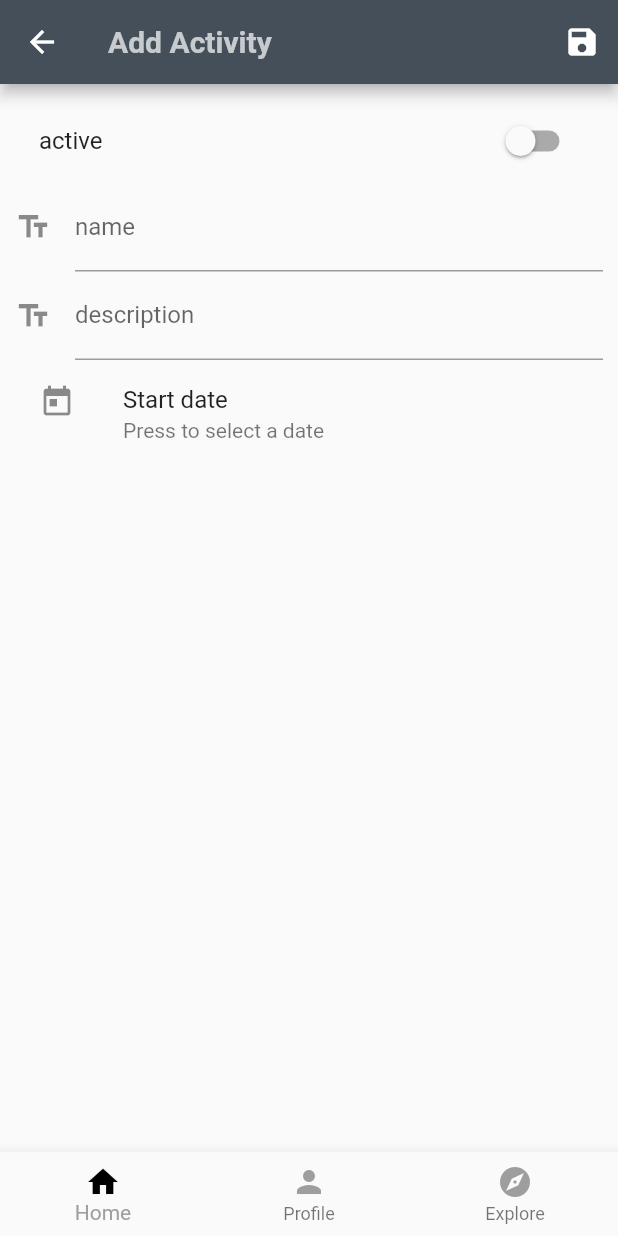
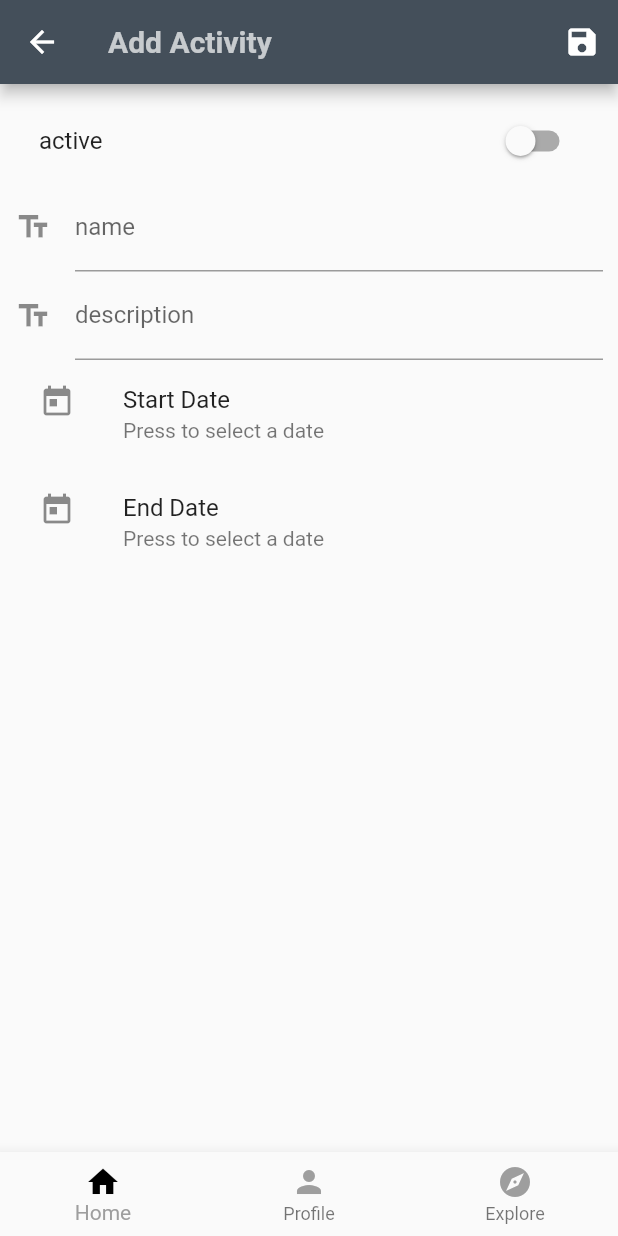
Before and after one commit to nllahat/flutterBoilerplate, a Flutter app: the screen it shows once a user with an empty profile is signed in, after a tap on the "add" icon, on a phone screen of 412 x 824 dp. Run offline on Flutter 3.47's test engine with Material 2 defaults, Android fonts, the phone set to English and light mode, and no system bars; our stand-ins replace cloud_firestore, firebase_auth, flutter_datetime_picker, google_sign_in; accounts and stored records are empty.

Commit message:
end date

```diff
--- a/lib/models/activity_model.dart
+++ b/lib/models/activity_model.dart
@@ -26,6 +26,10 @@ class Activity {
 
   set startDate (DateTime value) {
     this.startDate = value;
+  }
+
+  set endDate (DateTime value) {
+    this.endDate = value;
   }
 
   Activity(
--- a/lib/screens/activities/edit_activity.dart
+++ b/lib/screens/activities/edit_activity.dart
@@ -17,8 +17,9 @@ class _EditActivityState extends State<EditActivity> {
   var _nameController = TextEditingController();
   var _descriptionController = TextEditingController();
   var isSwitched = false;
+  DateTime startDate;
   var _isLoading = false;
-  var editedActivity = Activity(
+  Activity editedActivity = Activity(
     id: null,
     name: '',
     generalDescription: '',
@@ -90,8 +91,16 @@ class _EditActivityState extends State<EditActivity> {
     }
 
     AppFromDatePicker _getStartDateField() {
-      return AppFromDatePicker(onDateChange: (DateTime value) {
-        editedActivity.startDate = value;
+      return AppFromDatePicker(label: 'Start Date',onDateChange: (DateTime value) {
+        setState(() {
+            startDate = value;
+        });
+      });
+    }
+
+    AppFromDatePicker _getEndDateField() {
+      return AppFromDatePicker(label: 'End Date',onDateChange: (DateTime value) {
+        editedActivity.endDate = value;
       });
     }
 
@@ -122,7 +131,8 @@ class _EditActivityState extends State<EditActivity> {
                         children: <Widget>[
                           _getNameField(),
                           _getDescriptionField(),
-                          _getStartDateField()
+                          _getStartDateField(),
+                          _getEndDateField(),
                           //_getImageUrlField()
                         ],
                       ),
@@ -137,8 +147,9 @@ class _EditActivityState extends State<EditActivity> {
 
 class AppFromDatePicker extends StatefulWidget {
   final Function(DateTime date) onDateChange;
+  final String label;
 
-  AppFromDatePicker({@required this.onDateChange});
+  AppFromDatePicker({@required this.onDateChange, @required this.label});
 
   @override
   _AppFromDatePickerState createState() => _AppFromDatePickerState();
@@ -158,8 +169,8 @@ class _AppFromDatePickerState extends State<AppFromDatePicker> {
       onTap: () {
         DatePicker.showDatePicker(context,
             showTitleActions: true,
-            minTime: DateTime(1930),
-            maxTime: DateTime(_today.year - 5, _today.month, _today.day),
+            minTime: DateTime(_today.year),
+            // maxTime: DateTime(_today.year, _today.month, _today.day),
             theme: DatePickerTheme(
                 backgroundColor: Colors.white,
                 itemStyle:
@@ -174,7 +185,7 @@ class _AppFromDatePickerState extends State<AppFromDatePicker> {
         }, currentTime: DateTime.now(), locale: LocaleType.en);
       },
       leading: const Icon(Icons.today),
-      title: const Text('Start date'),
+      title: Text(widget.label),
       subtitle: _selectedDate != null ? Text(DateFormat('dd-MM-yyyy').format(_selectedDate)) : Text('Press to select a date'),
     );
   }
```
Also changed, not shown: 1 other file.
